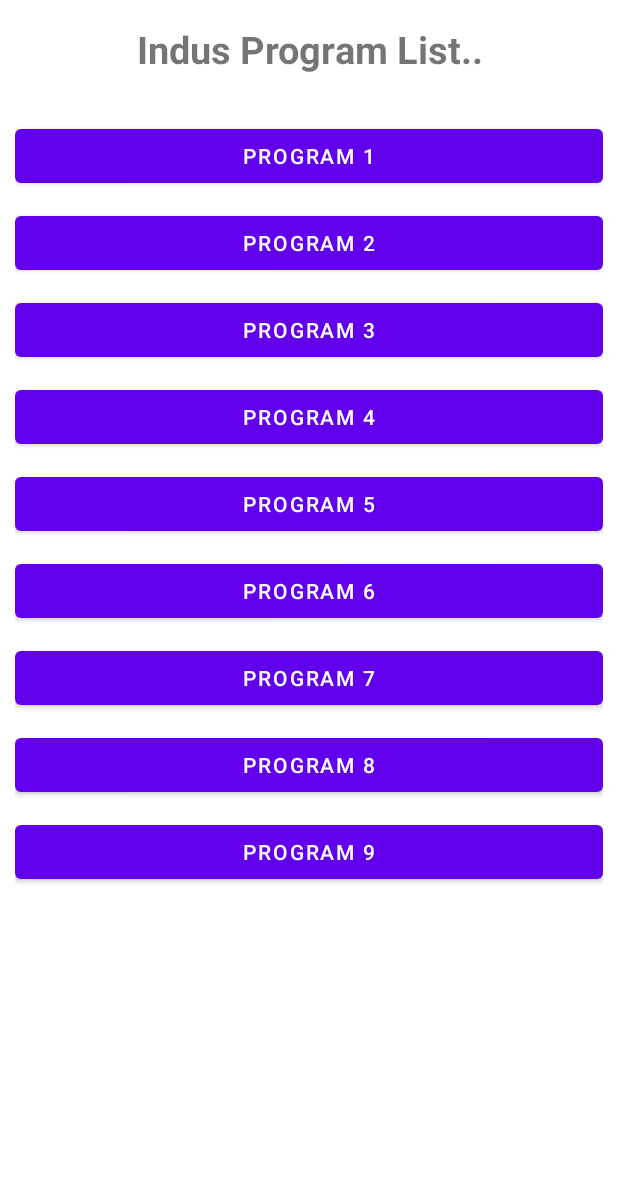
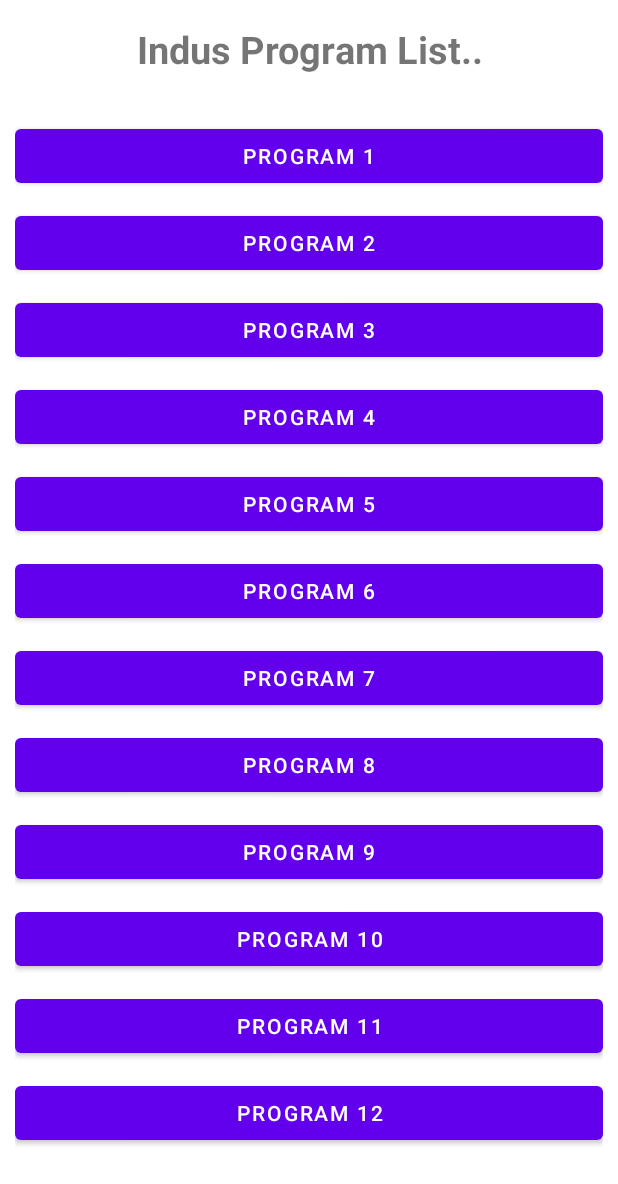
Before and after one commit to pratikpathak99/Android-with-kotlin, an Android app: the screen it shows after launch (MainActivity), on a phone screen of 412 x 824 dp. Shown: the top 1184 px of the screen. Run offline under Robolectric (Android 15) with nearby library versions, the phone set to English and light mode, and no system bars.

Commit message:
Update activity_main.xml

```diff
--- a/MADA_Program/app/src/main/res/layout/activity_main.xml
+++ b/MADA_Program/app/src/main/res/layout/activity_main.xml
@@ -92,6 +92,26 @@
                 android:onClick="program_nine"
                 android:layout_marginBottom="10dp" />
 
+            <Button
+                android:layout_width="match_parent"
+                android:layout_height="wrap_content"
+                android:text="Program 10"
+                android:onClick="program_ten"
+                android:layout_marginBottom="10dp" />
+
+            <Button
+                android:layout_width="match_parent"
+                android:layout_height="wrap_content"
+                android:text="Program 11"
+                android:onClick="program_eleven"
+                android:layout_marginBottom="10dp" />
+
+            <Button
+                android:layout_width="match_parent"
+                android:layout_height="wrap_content"
+                android:text="Program 12"
+                android:onClick="program_twelve"
+                android:layout_marginBottom="10dp" />
 
         </LinearLayout>
 
```
